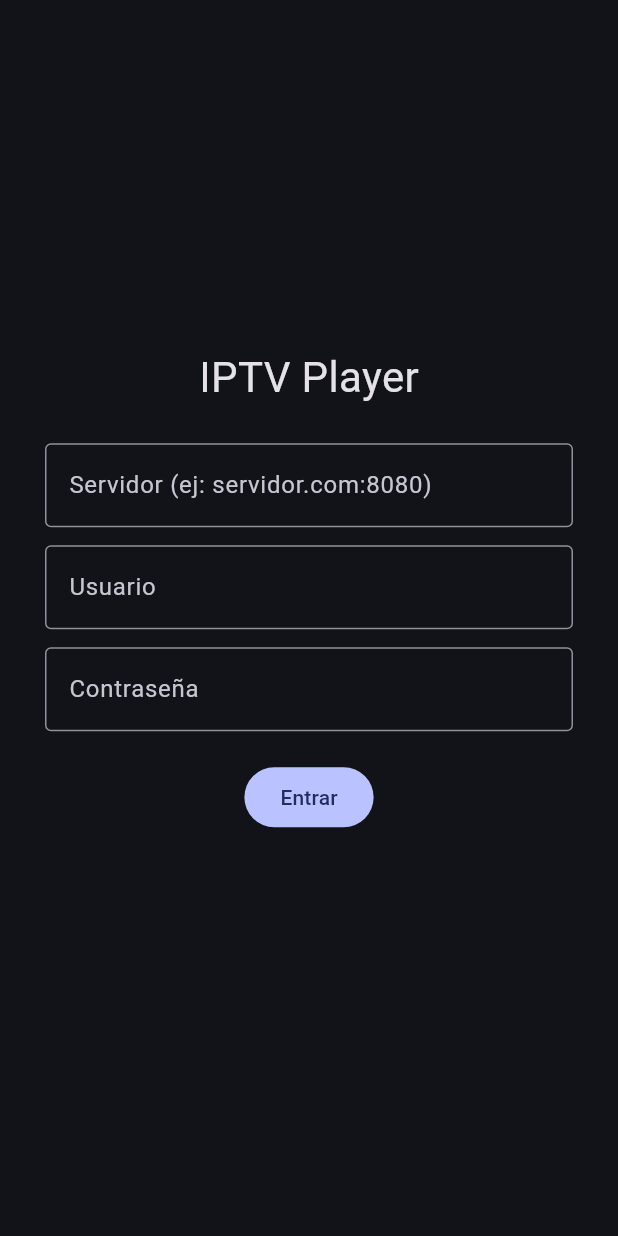
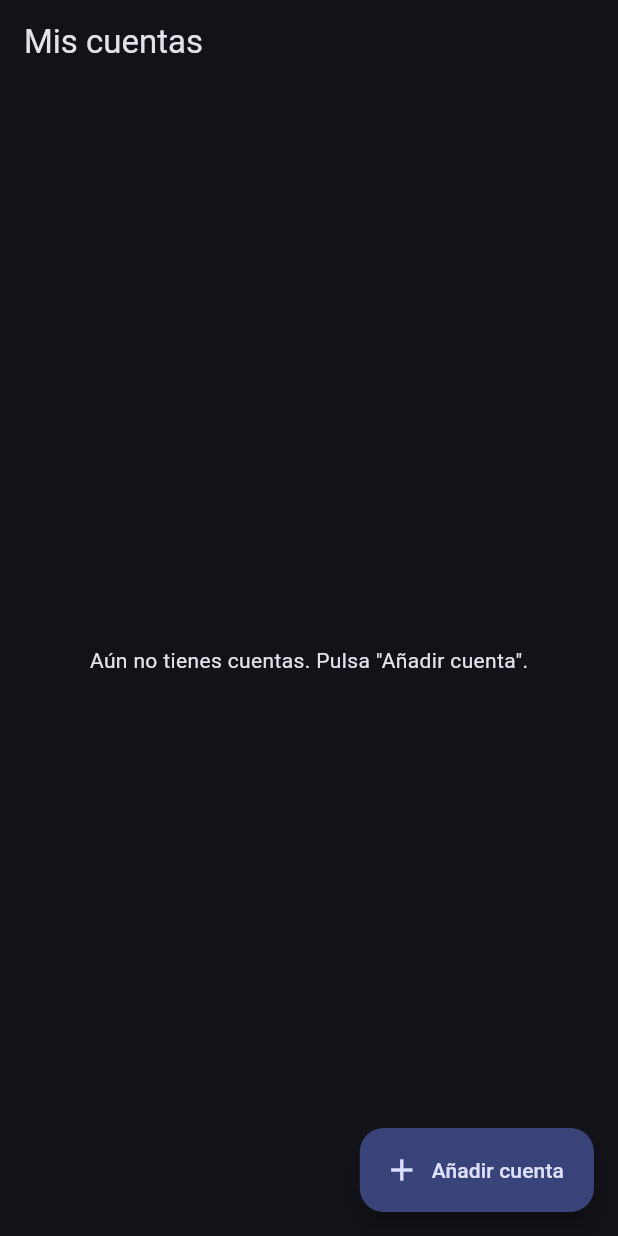
Before and after one commit to jsala97/iptv_player, a Flutter app: the screen it shows after launch, on a phone screen of 412 x 824 dp. Run offline on Flutter 3.47's test engine with Material 3 defaults, Android fonts, the phone set to English and light mode, and no system bars; our stand-ins replace shared_preferences; missing offline and left inert: media_kit, media_kit_video.

Commit message:
Cuentas guardadas y estructura IptvSource

```diff
--- /dev/null
+++ b/lib/account.dart
@@ -0,0 +1,70 @@
+import 'dart:convert';
+import 'package:shared_preferences/shared_preferences.dart';
+import 'iptv_source.dart';
+import 'xtream_api.dart';
+
+enum AccountType { xtream }
+
+class Account {
+  final String id;
+  final String name;
+  final AccountType type;
+  final String server;
+  final String user;
+  final String pass;
+
+  Account({
+    required this.id,
+    required this.name,
+    required this.type,
+    required this.server,
+    required this.user,
+    required this.pass,
+  });
+
+  Map<String, dynamic> toJson() => {
+        'id': id,
+        'name': name,
+        'type': type.name,
+        'server': server,
+        'user': user,
+        'pass': pass,
+      };
+
+  factory Account.fromJson(Map<String, dynamic> j) => Account(
+        id: j['id'],
+        name: j['name'],
+        type: AccountType.values.byName(j['type']),
+        server: j['server'],
+        user: j['user'],
+        pass: j['pass'],
+      );
+
+  IptvSource createSource() {
+    return switch (type) {
+      AccountType.xtream => XtreamApi(server, user, pass),
+    };
+  }
+}
+
+class AccountStore {
+  static const _key = 'accounts';
+
+  static Future<List<Account>> load() async {
+    final prefs = await SharedPreferences.getInstance();
+    final raw = prefs.getString(_key);
+    if (raw == null) return [];
+    final list = jsonDecode(raw) as List;
+    return list
+        .map((e) => Account.fromJson(e as Map<String, dynamic>))
+        .toList();
+  }
+
+  static Future<void> save(List<Account> accounts) async {
+    final prefs = await SharedPreferences.getInstance();
+    await prefs.setString(
+      _key,
+      jsonEncode(accounts.map((a) => a.toJson()).toList()),
+    );
+  }
+}
--- /dev/null
+++ b/lib/accounts_page.dart
@@ -0,0 +1,170 @@
+import 'package:flutter/material.dart';
+import 'account.dart';
+import 'channels_page.dart';
+
+class AccountsPage extends StatefulWidget {
+  const AccountsPage({super.key});
+
+  @override
+  State<AccountsPage> createState() => _AccountsPageState();
+}
+
+class _AccountsPageState extends State<AccountsPage> {
+  List<Account> _accounts = [];
+  bool _loaded = false;
+  bool _connecting = false;
+
+  @override
+  void initState() {
+    super.initState();
+    _reload();
+  }
+
+  Future<void> _reload() async {
+    final list = await AccountStore.load();
+    if (!mounted) return;
+    setState(() {
+      _accounts = list;
+      _loaded = true;
+    });
+  }
+
+  void _snack(String msg) {
+    if (!mounted) return;
+    ScaffoldMessenger.of(context).showSnackBar(SnackBar(content: Text(msg)));
+  }
+
+  Future<void> _connect(Account acc) async {
+    setState(() => _connecting = true);
+    try {
+      final source = acc.createSource();
+      if (!await source.login()) {
+        _snack('Usuario o contraseña incorrectos');
+        return;
+      }
+      if (!mounted) return;
+      await Navigator.of(context).push(
+        MaterialPageRoute(builder: (_) => ChannelsPage(source: source)),
+      );
+    } catch (e) {
+      _snack('Error: $e');
+    } finally {
+      if (mounted) setState(() => _connecting = false);
+    }
+  }
+
+  Future<void> _addAccount() async {
+    final name = TextEditingController();
+    final server = TextEditingController();
+    final user = TextEditingController();
+    final pass = TextEditingController();
+
+    final ok = await showDialog<bool>(
+      context: context,
+      builder: (ctx) => AlertDialog(
+        title: const Text('Nueva cuenta'),
+        content: SizedBox(
+          width: 360,
+          child: Column(
+            mainAxisSize: MainAxisSize.min,
+            children: [
+              TextField(
+                controller: name,
+                decoration: const InputDecoration(labelText: 'Nombre (ej: Casa)'),
+              ),
+              TextField(
+                controller: server,
+                decoration: const InputDecoration(
+                  labelText: 'Servidor (ej: servidor.com:8080)',
+                ),
+              ),
+              TextField(
+                controller: user,
+                decoration: const InputDecoration(labelText: 'Usuario'),
+              ),
+              TextField(
+                controller: pass,
+                obscureText: true,
+                decoration: const InputDecoration(labelText: 'Contraseña'),
+              ),
+            ],
+          ),
+        ),
+        actions: [
+          TextButton(
+            onPressed: () => Navigator.pop(ctx, false),
+            child: const Text('Cancelar'),
+          ),
+          FilledButton(
+            onPressed: () => Navigator.pop(ctx, true),
+            child: const Text('Guardar'),
+          ),
+        ],
+      ),
+    );
+    if (ok != true) return;
+
+    var base = server.text.trim();
+    if (!base.startsWith('http')) base = 'http://$base';
+    if (base.endsWith('/')) base = base.substring(0, base.length - 1);
+
+    final acc = Account(
+      id: DateTime.now().millisecondsSinceEpoch.toString(),
+      name: name.text.trim().isEmpty ? base : name.text.trim(),
+      type: AccountType.xtream,
+      server: base,
+      user: user.text.trim(),
+      pass: pass.text.trim(),
+    );
+    _accounts.add(acc);
+    await AccountStore.save(_accounts);
+    setState(() {});
+  }
+
+  Future<void> _delete(Account acc) async {
+    _accounts.remove(acc);
+    await AccountStore.save(_accounts);
+    setState(() {});
+  }
+
+  @override
+  Widget build(BuildContext context) {
+    return Scaffold(
+      appBar: AppBar(title: const Text('Mis cuentas')),
+      floatingActionButton: FloatingActionButton.extended(
+        onPressed: _addAccount,
+        icon: const Icon(Icons.add),
+        label: const Text('Añadir cuenta'),
+      ),
+      body: !_loaded
+          ? const Center(child: CircularProgressIndicator())
+          : _accounts.isEmpty
+              ? const Center(child: Text('Aún no tienes cuentas. Pulsa "Añadir cuenta".'))
+              : Stack(
+                  children: [
+                    ListView.builder(
+                      itemCount: _accounts.length,
+                      itemBuilder: (context, i) {
+                        final acc = _accounts[i];
+                        return Card(
+                          margin: const EdgeInsets.symmetric(horizontal: 16, vertical: 6),
+                          child: ListTile(
+                            leading: const Icon(Icons.dns),
+                            title: Text(acc.name),
+                            subtitle: Text(acc.server),
+                            trailing: IconButton(
+                              icon: const Icon(Icons.delete_outline),
+                              onPressed: () => _delete(acc),
+                            ),
+                            onTap: _connecting ? null : () => _connect(acc),
+                          ),
+                        );
+                      },
+                    ),
+                    if (_connecting)
+                      const Center(child: CircularProgressIndicator()),
+                  ],
+                ),
+    );
+  }
+}
--- a/lib/main.dart
+++ b/lib/main.dart
@@ -1,7 +1,6 @@
 import 'package:flutter/material.dart';
-import 'xtream_api.dart';
-import 'channels_page.dart';
 import 'package:media_kit/media_kit.dart';
+import 'accounts_page.dart';
 
 void main() {
   WidgetsFlutterBinding.ensureInitialized();
@@ -21,100 +20,7 @@ class IptvApp extends StatelessWidget {
         brightness: Brightness.dark,
         useMaterial3: true,
       ),
-      home: const LoginPage(),
+      home: const AccountsPage(),
     );
   }
 }
-
-class LoginPage extends StatefulWidget {
-  const LoginPage({super.key});
-
-  @override
-  State<LoginPage> createState() => _LoginPageState();
-}
-
-class _LoginPageState extends State<LoginPage> {
-  final _server = TextEditingController();
-  final _user = TextEditingController();
-  final _pass = TextEditingController();
-  String _message = '';
-  bool _loading = false;
-
-    Future<void> _login() async {
-    setState(() {
-      _loading = true;
-      _message = '';
-    });
-    try {
-      var base = _server.text.trim();
-      if (!base.startsWith('http')) base = 'http://$base';
-      if (base.endsWith('/')) base = base.substring(0, base.length - 1);
-
-      final api = XtreamApi(base, _user.text.trim(), _pass.text.trim());
-      if (await api.login()) {
-        if (!mounted) return;
-        Navigator.of(context).pushReplacement(
-          MaterialPageRoute(builder: (_) => ChannelsPage(api: api)),
-        );
-        return;
-      }
-      if (mounted) setState(() => _message = 'Usuario o contraseña incorrectos');
-    } catch (e) {
-      if (mounted) setState(() => _message = 'Error: $e');
-    } finally {
-      if (mounted) setState(() => _loading = false);
-    }
-  }
-
-  @override
-  Widget build(BuildContext context) {
-    return Scaffold(
-      body: Center(
-        child: ConstrainedBox(
-          constraints: const BoxConstraints(maxWidth: 400),
-          child: Padding(
-            padding: const EdgeInsets.all(24),
-            child: Column(
-              mainAxisSize: MainAxisSize.min,
-              children: [
-                const Text('IPTV Player', style: TextStyle(fontSize: 28)),
-                const SizedBox(height: 24),
-                TextField(
-                  controller: _server,
-                  decoration: const InputDecoration(
-                    labelText: 'Servidor (ej: servidor.com:8080)',
-                    border: OutlineInputBorder(),
-                  ),
-                ),
-                const SizedBox(height: 12),
-                TextField(
-                  controller: _user,
-                  decoration: const InputDecoration(
-                    labelText: 'Usuario',
-                    border: OutlineInputBorder(),
-                  ),
-                ),
-                const SizedBox(height: 12),
-                TextField(
-                  controller: _pass,
-                  obscureText: true,
-                  decoration: const InputDecoration(
-                    labelText: 'Contraseña',
-                    border: OutlineInputBorder(),
-                  ),
-                ),
-                const SizedBox(height: 20),
-                FilledButton(
-                  onPressed: _loading ? null : _login,
-                  child: Text(_loading ? 'Conectando...' : 'Entrar'),
-                ),
-                const SizedBox(height: 16),
-                Text(_message),
-              ],
-            ),
-          ),
-        ),
-      ),
-    );
-  }
-}
--- a/lib/xtream_api.dart
+++ b/lib/xtream_api.dart
@@ -1,20 +1,11 @@
 import 'dart:convert';
 import 'package:http/http.dart' as http;
+import 'iptv_source.dart';
 
-class Category {
-  final String id;
-  final String name;
-  Category(this.id, this.name);
-}
+class XtreamApi implements IptvSource {
+  // Si tuviste que cambiar a .ts para que funcionara, pon 'ts' aquí.
+  static const streamExt = 'm3u8';
 
-class Channel {
-  final String id;
-  final String name;
-  final String categoryId;
-  Channel(this.id, this.name, this.categoryId);
-}
-
-class XtreamApi {
   final String base;
   final String user;
   final String pass;
@@ -28,12 +19,14 @@ class XtreamApi {
     return jsonDecode(utf8.decode(res.bodyBytes));
   }
 
+  @override
   Future<bool> login() async {
     final data = await _get({});
     final info = data['user_info'];
     return info != null && '${info['auth']}' == '1';
   }
 
+  @override
   Future<List<Category>> liveCategories() async {
     final data = await _get({'action': 'get_live_categories'}) as List;
     return data
@@ -41,16 +34,17 @@ class XtreamApi {
         .toList();
   }
 
+  @override
   Future<List<Channel>> liveStreams() async {
     final data = await _get({'action': 'get_live_streams'}) as List;
-    return data
-        .map((e) => Channel(
-              '${e['stream_id']}',
-              '${e['name']}',
-              '${e['category_id']}',
-            ))
-        .toList();
+    return data.map((e) {
+      final id = '${e['stream_id']}';
+      return Channel(
+        id,
+        '${e['name']}',
+        '${e['category_id']}',
+        '$base/live/$user/$pass/$id.$streamExt',
+      );
+    }).toList();
   }
-
-  String streamUrl(String id) => '$base/live/$user/$pass/$id.m3u8';
 }
--- a/pubspec.yaml
+++ b/pubspec.yaml
@@ -39,6 +39,7 @@ dependencies:
   media_kit: ^1.2.6
   media_kit_video: ^2.0.1
   media_kit_libs_windows_video: ^1.0.11
+  shared_preferences: ^2.5.6
 
 dev_dependencies:
   flutter_test:
```
Also changed, not shown: lib/channels_page.dart (+6 -6 lines), lib/iptv_source.dart (added, +19 -0 lines), pubspec.lock, 2 other files.
